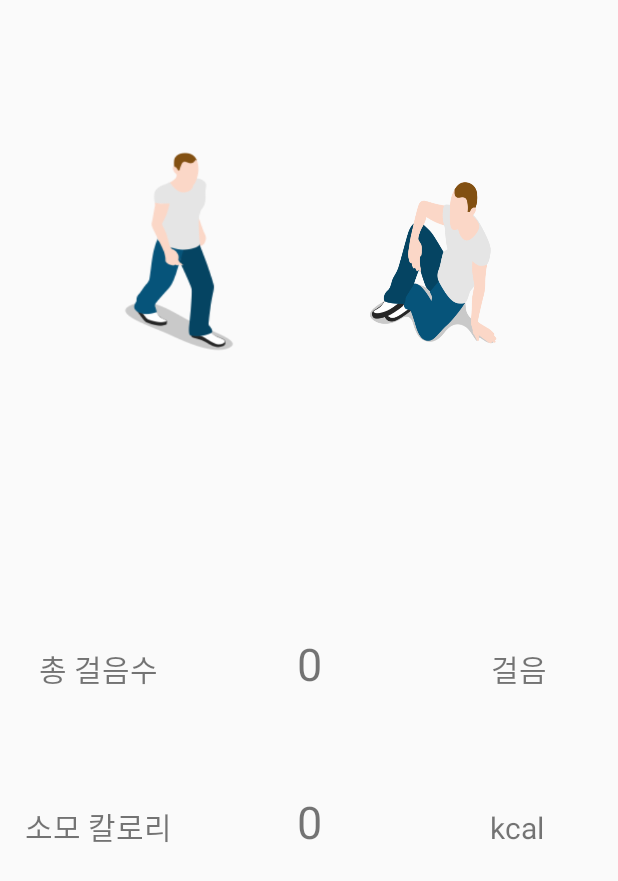
After one commit to jeyesse/CalorieBox, an Android app: the StepCounter_M screen opened directly, with no data from a screen before it, on a phone screen of 412 x 824 dp. The commit adds this screen. Shown: the top 881 px of the screen. Run offline under Robolectric (Android 15) with nearby library versions, the phone set to English and light mode, and no system bars.

Commit message:
v0.2.4 1707191728 정민 만보기화면 추가 만보기 백드라운드 동작 완료

```diff
--- a/app/src/main/java/com/iot/caloriebox/BluetoothConnect_M.java
+++ b/app/src/main/java/com/iot/caloriebox/BluetoothConnect_M.java
@@ -136,6 +136,7 @@ public class BluetoothConnect_M extends Activity implements View.OnClickListener
                     textViewWeight.setText(readMessage);
 
                     Log.i("readMessage value",readMessage);
+
                     foodWeight = Float.parseFloat(readMessage);
 
                     break;
@@ -259,7 +260,8 @@ public class BluetoothConnect_M extends Activity implements View.OnClickListener
                     break;
 
                 case R.id.button_paceCounters:  // 만보기 버튼 클릭시
-                    Intent intent = new Intent(getApplicationContext(), PaceCounters_M.class);
+//                    Intent intent = new Intent(getApplicationContext(), PaceCounters_M.class);
+                    Intent intent = new Intent(getApplicationContext(), StepCounter_M.class);
                     startActivity(intent);
                     break;
 
--- /dev/null
+++ b/app/src/main/java/com/iot/caloriebox/StepCounter_M.java
@@ -0,0 +1,107 @@
+package com.iot.caloriebox;
+
+import android.app.Activity;
+import android.content.BroadcastReceiver;
+import android.content.Context;
+import android.content.Intent;
+import android.content.IntentFilter;
+import android.os.Bundle;
+import android.view.View;
+import android.widget.Button;
+import android.widget.TextView;
+import android.widget.Toast;
+
+public class StepCounter_M extends Activity
+{
+
+    Button buttonStep;
+    Button buttonStop;
+
+    Intent intentMyService;
+
+    BroadcastReceiver receiver;
+
+    boolean flag = true;
+
+    Toast toast;
+
+    TextView textViewStep;
+    TextView textViewConsumeCalories;
+
+    String serviceData;
+    String consumeCalories;
+
+    @Override
+    public void onCreate(Bundle savedInstanceState)
+    {
+        super.onCreate(savedInstanceState);
+        setContentView(R.layout.activity_step_counter__m);
+
+        intentMyService = new Intent(this, StepCounterService_M.class);
+
+        receiver = new MyMainLocalRecever();
+
+        textViewStep = (TextView)findViewById(R.id.textViewStep);
+        textViewConsumeCalories = (TextView)findViewById(R.id.textViewConsumeCalories);
+
+        buttonStep = (Button)findViewById(R.id.buttonStep);
+        buttonStop = (Button)findViewById(R.id.buttonStop);
+
+        buttonStep.setOnClickListener(new View.OnClickListener()
+        {
+            @Override
+            public void onClick(View v)
+            {
+                if(flag){
+//                    btnStopService.setText("Stop !!");
+
+                    try{
+                        IntentFilter mainFilter = new IntentFilter("com.androday.test.step");
+
+                        registerReceiver(receiver, mainFilter);
+
+                        startService(intentMyService);
+
+//                        Toast.makeText(getApplicationContext(), "Stop", 1).show();
+                    } catch (Exception e){
+//                        Toast.makeText(getApplicationContext(), e.getMessage(), 1).show();
+                    }
+                } else {
+//                    btnStopService.setText("GO!!");
+
+                    try{
+                        unregisterReceiver(receiver);
+
+                        stopService(intentMyService);
+
+//                        Toast.makeText(getApplicationContext(), "GO", 1).show();
+                    } catch (Exception e){
+//                        Toast.makeText(getApplicationContext(), e.getMessage(), 1).show();
+                    }
+                }
+                flag = !flag;
+            }
+        });
+    }
+
+    class MyMainLocalRecever extends BroadcastReceiver {
+        @Override
+        public void onReceive(Context context, Intent intent)
+        {
+            double temp;
+            String temp2;
+
+            // 1보당 0.033 kcal
+            serviceData = intent.getStringExtra("serviceData");
+            temp = Float.parseFloat(serviceData)*0.033;
+            temp2 = String.format("%.2f",temp);
+//            consumeCalories = intent.getStringExtra(temp2);
+
+            textViewStep.setText(serviceData);
+            textViewConsumeCalories.setText(temp2);
+
+//            Toast.makeText(getApplicationContext(), "Walking . . .", 1).show();
+
+        }
+    }
+}
--- /dev/null
+++ b/app/src/main/res/layout/activity_step_counter__m.xml
@@ -0,0 +1,169 @@
+<?xml version="1.0" encoding="utf-8"?>
+<android.support.constraint.ConstraintLayout
+    xmlns:android="http://schemas.android.com/apk/res/android"
+    xmlns:app="http://schemas.android.com/apk/res-auto"
+    xmlns:tools="http://schemas.android.com/tools"
+    android:layout_width="match_parent"
+    android:layout_height="match_parent"
+    tools:context="com.iot.caloriebox.StepCounter_M">
+
+    <!--<TextView
+        android:layout_height="wrap_content"
+        android:layout_width="wrap_content"
+        android:layout_gravity="center"
+        android:layout_marginTop="30dip"
+        android:text="Androday Pedometer APP"
+        android:textSize="30dip"
+        android:layout_margin="20dip"/>
+
+    <RelativeLayout
+        android:id="@+id/RelativeLayout01"
+        android:layout_height="fill_parent"
+        android:layout_width="fill_parent"
+        tools:layout_editor_absoluteY="0dp"
+        tools:layout_editor_absoluteX="0dp">
+        <TextView
+            android:id="@+id/TextView01"
+            android:layout_width="wrap_content"
+            android:layout_height="wrap_content"
+            android:text="0"
+            android:textSize="100dip"
+            android:layout_marginTop="30dip"
+            android:layout_alignParentTop="true"
+            android:layout_centerHorizontal="true">
+
+        </TextView>
+        <Button
+            android:id="@+id/btnStopService"
+            android:layout_height="80dip"
+            android:layout_width="80dip"
+            android:text="Go !!"
+            android:layout_alignParentBottom="true"
+            android:layout_centerHorizontal="true"
+            android:layout_marginBottom="30dip">
+        </Button>
+    </RelativeLayout>-->
+
+
+    <TextView
+        android:id="@+id/center"
+        android:layout_width="38dp"
+        android:layout_height="29dp"
+        app:layout_constraintTop_toTopOf="parent"
+        android:layout_marginTop="148dp"
+        android:layout_marginRight="8dp"
+        app:layout_constraintRight_toRightOf="parent"
+        android:layout_marginLeft="8dp"
+        app:layout_constraintLeft_toLeftOf="parent"/>
+
+    <Button
+        android:id="@+id/buttonStep"
+        android:layout_width="120dp"
+        android:layout_height="160dp"
+        android:background="@drawable/step"
+        android:layout_marginLeft="26dp"
+        app:layout_constraintLeft_toLeftOf="parent"
+        app:layout_constraintRight_toLeftOf="@+id/center"
+        android:layout_marginRight="8dp"
+        app:layout_constraintBaseline_toBaselineOf="@+id/center"
+        app:layout_constraintHorizontal_bias="1.0"/>
+
+
+    <Button
+        android:id="@+id/buttonStop"
+        android:layout_width="120dp"
+        android:layout_height="160dp"
+        android:background="@drawable/stop"
+        android:layout_marginRight="8dp"
+        app:layout_constraintRight_toRightOf="parent"
+        app:layout_constraintLeft_toRightOf="@+id/center"
+        android:layout_marginLeft="8dp"
+        app:layout_constraintHorizontal_bias="0.0"
+        app:layout_constraintBaseline_toBaselineOf="@+id/center"/>
+
+    <TextView
+        android:id="@+id/textViewStep"
+        android:layout_width="150dp"
+        android:layout_height="40dp"
+        android:text="0"
+        android:textSize="30dp"
+        android:gravity="center"
+        android:layout_marginTop="8dp"
+        app:layout_constraintTop_toBottomOf="@+id/center"
+        app:layout_constraintBottom_toBottomOf="parent"
+        android:layout_marginBottom="8dp"
+        android:layout_marginRight="8dp"
+        app:layout_constraintRight_toRightOf="parent"
+        android:layout_marginLeft="8dp"
+        app:layout_constraintLeft_toLeftOf="parent"
+        app:layout_constraintVertical_bias="0.401"/>
+
+    <TextView
+        android:id="@+id/textViewConsumeCalories"
+        android:layout_width="150dp"
+        android:layout_height="40dp"
+        android:text="0"
+        android:textSize="30dp"
+        android:gravity="center"
+        android:layout_marginRight="8dp"
+        app:layout_constraintRight_toRightOf="parent"
+        android:layout_marginLeft="8dp"
+        app:layout_constraintLeft_toLeftOf="parent"
+        app:layout_constraintBottom_toBottomOf="parent"
+        android:layout_marginBottom="8dp"
+        android:layout_marginTop="8dp"
+        app:layout_constraintTop_toBottomOf="@+id/textViewStep"
+        app:layout_constraintVertical_bias="0.187"/>
+
+    <TextView
+        android:id="@+id/textView5"
+        android:layout_width="wrap_content"
+        android:layout_height="wrap_content"
+        android:text="총 걸음수"
+        android:textSize="20dp"
+        app:layout_constraintRight_toLeftOf="@+id/textViewStep"
+        android:layout_marginRight="8dp"
+        android:layout_marginLeft="8dp"
+        app:layout_constraintLeft_toLeftOf="parent"
+        app:layout_constraintBaseline_toBaselineOf="@+id/textViewStep"/>
+
+    <TextView
+        android:id="@+id/textView6"
+        android:layout_width="wrap_content"
+        android:layout_height="wrap_content"
+        android:text="소모 칼로리"
+        android:textSize="20dp"
+        app:layout_constraintRight_toLeftOf="@+id/textViewConsumeCalories"
+        android:layout_marginRight="8dp"
+        android:layout_marginLeft="8dp"
+        app:layout_constraintLeft_toLeftOf="parent"
+        app:layout_constraintBaseline_toBaselineOf="@+id/textViewConsumeCalories"
+        app:layout_constraintHorizontal_bias="0.511"/>
+
+    <TextView
+        android:id="@+id/textView7"
+        android:layout_width="40dp"
+        android:layout_height="40dp"
+        android:text="걸음"
+        android:textSize="20dp"
+        android:gravity="left"
+        android:layout_marginRight="8dp"
+        app:layout_constraintRight_toRightOf="parent"
+        app:layout_constraintLeft_toRightOf="@+id/textViewStep"
+        android:layout_marginLeft="8dp"
+        app:layout_constraintBaseline_toBaselineOf="@+id/textViewStep"
+        app:layout_constraintHorizontal_bias="0.511"/>
+
+    <TextView
+        android:id="@+id/textView8"
+        android:layout_width="40dp"
+        android:layout_height="40dp"
+        android:text="kcal"
+        android:textSize="20dp"
+        android:gravity="left"
+        android:layout_marginRight="8dp"
+        app:layout_constraintRight_toRightOf="parent"
+        app:layout_constraintLeft_toRightOf="@+id/textViewConsumeCalories"
+        android:layout_marginLeft="8dp"
+        app:layout_constraintBaseline_toBaselineOf="@+id/textViewConsumeCalories"/>
+</android.support.constraint.ConstraintLayout>
--- a/app/src/main/res/values/styles.xml
+++ b/app/src/main/res/values/styles.xml
@@ -1,7 +1,8 @@
 <resources>
 
     <!-- Base application theme. -->
-    <style name="AppTheme" parent="Theme.AppCompat.Light.DarkActionBar">
+    <!--<style name="AppTheme" parent="Theme.AppCompat.Light.DarkActionBar">-->
+    <style name="AppTheme" parent="Base.Theme.AppCompat.Light.DarkActionBar">
         <!-- Customize your theme here. -->
         <item name="colorPrimary">@color/colorPrimary</item>
         <item name="colorPrimaryDark">@color/colorPrimaryDark</item>
--- a/build.gradle
+++ b/build.gradle
@@ -5,7 +5,7 @@ buildscript {
         jcenter()
     }
     dependencies {
-        classpath 'com.android.tools.build:gradle:2.3.2'
+        classpath 'com.android.tools.build:gradle:2.3.3'
 
         // NOTE: Do not place your application dependencies here; they belong
         // in the individual module build.gradle files
```
Also changed, not shown: app/src/main/AndroidManifest.xml (+8 -5 lines), app/src/main/java/com/iot/caloriebox/PaceCounters_M.java (+88 -88 lines), app/src/main/java/com/iot/caloriebox/StepCounterService_M.java (added, +120 -0 lines), app/src/main/java/com/iot/caloriebox/values.java (added, +10 -0 lines), app/src/main/res/drawable/step.png (added), app/src/main/res/drawable/stop.png (added).
